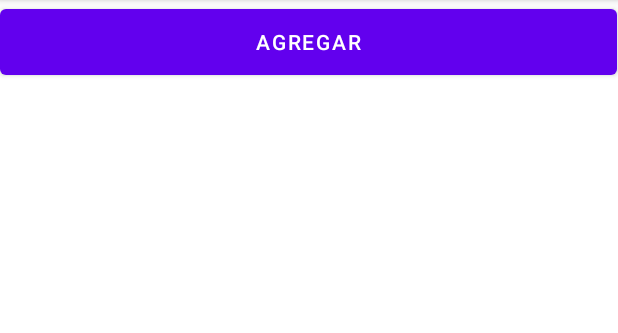
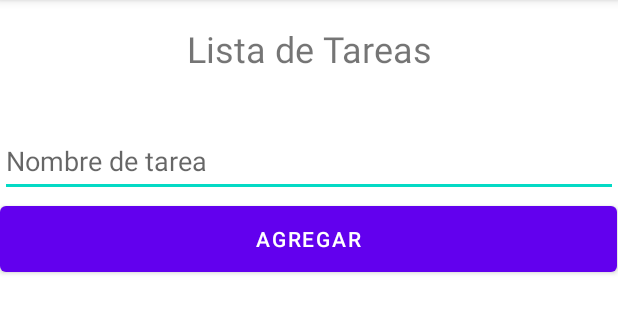
Before and after one commit to tortmac1/TodoList_Jose_Gilabert_Camilo_Alzate, an Android app: the screen it shows after launch (MainActivity), on a phone screen of 412 x 824 dp, the part 84-417 px from its top. Run offline under Robolectric (Android 15) with nearby library versions, the phone set to English and light mode, and no system bars.

```diff
--- a/app/src/main/java/com/example/todolist_jose_gilabert_camilo_alzate/MainActivity.java
+++ b/app/src/main/java/com/example/todolist_jose_gilabert_camilo_alzate/MainActivity.java
@@ -4,11 +4,19 @@ import androidx.appcompat.app.AppCompatActivity;
 
 import android.os.Bundle;
 
+import java.util.ArrayList;
+
 public class MainActivity extends AppCompatActivity {
+    ArrayList<String> list = new ArrayList<String>();
 
     @Override
     protected void onCreate(Bundle savedInstanceState) {
         super.onCreate(savedInstanceState);
         setContentView(R.layout.activity_main);
     }
+
+    protected void AddToList(String string){
+        list.add(string);
+    }
+
 }
--- a/app/src/main/res/layout/activity_main.xml
+++ b/app/src/main/res/layout/activity_main.xml
@@ -11,8 +11,10 @@
         android:layout_width="wrap_content"
         android:layout_height="wrap_content"
         android:layout_marginTop="16dp"
+        android:layout_marginBottom="17dp"
         android:text="Lista de Tareas"
         android:textSize="24sp"
+        app:layout_constraintBottom_toTopOf="@+id/NomList"
         app:layout_constraintLeft_toLeftOf="parent"
         app:layout_constraintRight_toRightOf="parent"
         app:layout_constraintTop_toTopOf="parent" />
@@ -21,20 +23,25 @@
         android:id="@+id/NomList"
         android:layout_width="match_parent"
         android:layout_height="wrap_content"
+        android:layout_marginTop="17dp"
         android:hint="Nombre de tarea"
         android:minHeight="48dp"
-        tools:layout_editor_absoluteX="0dp"
-        tools:layout_editor_absoluteY="65dp" />
+        app:layout_constraintBottom_toTopOf="@+id/btnAgregar"
+        app:layout_constraintEnd_toEndOf="parent"
+        app:layout_constraintStart_toStartOf="parent"
+        app:layout_constraintTop_toBottomOf="@+id/textView" />
 
     <Button
         android:id="@+id/btnAgregar"
         android:layout_width="411dp"
         android:layout_height="56dp"
+        android:layout_marginBottom="17dp"
         android:text="Agregar"
+        app:layout_constraintBottom_toTopOf="@+id/listView"
         app:layout_constraintEnd_toEndOf="parent"
         app:layout_constraintHorizontal_bias="0.0"
         app:layout_constraintStart_toStartOf="parent"
-        tools:layout_editor_absoluteY="113dp" />
+        app:layout_constraintTop_toBottomOf="@+id/NomList" />
 
     <ListView
         android:id="@+id/listView"
--- a/app/src/main/res/values/strings.xml
+++ b/app/src/main/res/values/strings.xml
@@ -1,3 +1,5 @@
 <resources>
     <string name="app_name">TodoList_Jose_Gilabert_Camilo_Alzate</string>
+    <!-- TODO: Remove or change this placeholder text -->
+    <string name="hello_blank_fragment">Hello blank fragment</string>
 </resources>
--- a/build.gradle
+++ b/build.gradle
@@ -1,7 +1,7 @@
 // Top-level build file where you can add configuration options common to all sub-projects/modules.
 plugins {
-    id 'com.android.application' version '7.1.1' apply false
-    id 'com.android.library' version '7.1.1' apply false
+    id 'com.android.application' version '7.2.1' apply false
+    id 'com.android.library' version '7.2.1' apply false
 }
 
 task clean(type: Delete) {
```
Also changed, not shown: app/src/main/java/com/example/todolist_jose_gilabert_camilo_alzate/Tareas.java (added, +44 -0 lines), app/src/main/res/layout/fragment_tareas.xml (added, +34 -0 lines), app/src/main/res/layout/item_tarea.xml (added, +41 -0 lines), gradle/wrapper/gradle-wrapper.properties.
